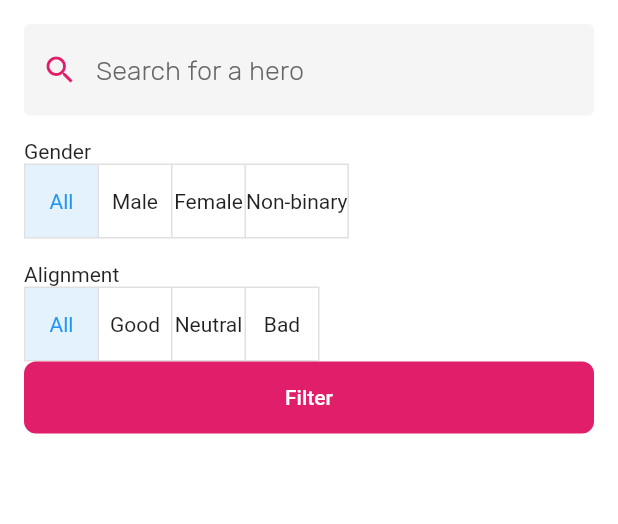
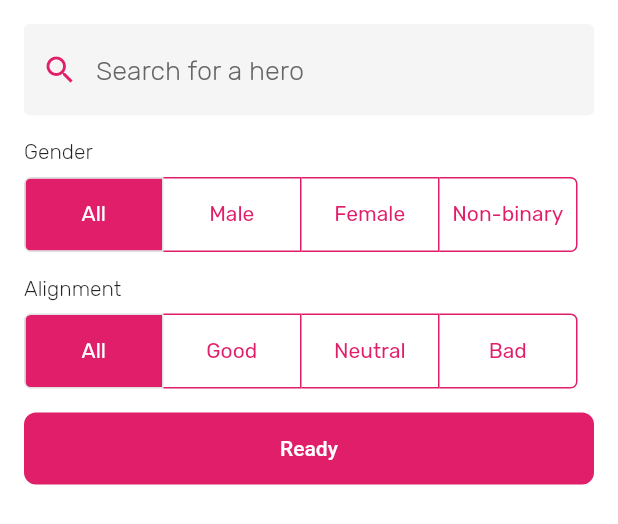
Before and after one commit to pretodev/flutter_heroes, a Flutter app: the FilterForm widget shown alone on an empty page, opened directly, on a phone screen of 412 x 824 dp. Shown: the top 524 px of the screen. Run offline on Flutter 3.47's test engine with Material 2 defaults, Android fonts, the light colour scheme and no system bars; our stand-ins replace dio, flutter_triple, fpdart, freezed_annotation, get_it, google_fonts; network calls fail.

Commit message:
feat: add custom form

```diff
--- a/lib/main.dart
+++ b/lib/main.dart
@@ -14,7 +14,7 @@ class AppWidget extends StatelessWidget {
   Widget build(BuildContext context) {
     return MaterialApp(
       title: 'Flutter Demo',
-      theme: appTheme,
+      theme: appTheme(context),
       home: HomePage(),
     );
   }
--- a/lib/ui/pages/home/components/filter_form.dart
+++ b/lib/ui/pages/home/components/filter_form.dart
@@ -1,4 +1,6 @@
 import 'package:flutter/material.dart';
+import 'package:google_fonts/google_fonts.dart';
+
 import 'package:heroes/domain/entities/alignment.dart';
 import 'package:heroes/domain/entities/gender.dart';
 import 'package:heroes/domain/usecases/get_heroes.dart';
@@ -31,6 +33,8 @@ class _FilterFormState extends State<FilterForm> {
     }
   }
 
+  bool isGenderSelected(int index) => _currentGender == parseGender(index);
+
   HeroAlignment? _currentAlignment;
 
   void setAligment(HeroAlignment? alignment) =>
@@ -48,6 +52,9 @@ class _FilterFormState extends State<FilterForm> {
         return HeroAlignment.bad();
     }
   }
+
+  bool isAlignmentSelected(int index) =>
+      _currentAlignment == parseAlignment(index);
 
   @override
   Widget build(BuildContext context) {
@@ -67,48 +74,41 @@ class _FilterFormState extends State<FilterForm> {
               ),
             ),
           ),
-          SizedBox(
-            height: 16.0,
-          ),
+          SizedBox(height: 16.0),
           Text('Gender'),
+          SizedBox(height: 8.0),
           ToggleButtons(
             children: [
-              Text('All'),
-              Text('Male'),
-              Text('Female'),
-              Text('Non-binary'),
+              ToggleButtonLabel('All', selected: isGenderSelected(0)),
+              ToggleButtonLabel('Male', selected: isGenderSelected(1)),
+              ToggleButtonLabel('Female', selected: isGenderSelected(2)),
+              ToggleButtonLabel('Non-binary', selected: isGenderSelected(3)),
             ],
             onPressed: (index) {
               final gender = parseGender(index);
               setGender(gender);
             },
-            isSelected: List.generate(
-              4,
-              (index) => _currentGender == parseGender(index),
-            ),
+            isSelected: List.generate(4, isGenderSelected),
           ),
-          SizedBox(
-            height: 16.0,
-          ),
+          SizedBox(height: 16.0),
           Text('Alignment'),
+          SizedBox(height: 8.0),
           ToggleButtons(
             children: [
-              Text('All'),
-              Text('Good'),
-              Text('Neutral'),
-              Text('Bad'),
+              ToggleButtonLabel('All', selected: isAlignmentSelected(0)),
+              ToggleButtonLabel('Good', selected: isAlignmentSelected(1)),
+              ToggleButtonLabel('Neutral', selected: isAlignmentSelected(2)),
+              ToggleButtonLabel('Bad', selected: isAlignmentSelected(3)),
             ],
             onPressed: (index) {
               final aligment = parseAlignment(index);
               setAligment(aligment);
             },
-            isSelected: List.generate(
-              4,
-              (index) => _currentAlignment == parseAlignment(index),
-            ),
+            isSelected: List.generate(4, isAlignmentSelected),
           ),
+          SizedBox(height: 16.0),
           ElevatedButton(
-            child: Text('Filter'),
+            child: Text('Ready'),
             onPressed: () {
               Navigator.of(context).pop(
                 GetHeroesOptions(
@@ -124,3 +124,28 @@ class _FilterFormState extends State<FilterForm> {
     );
   }
 }
+
+class ToggleButtonLabel extends StatelessWidget {
+  const ToggleButtonLabel(
+    this.text, {
+    Key? key,
+    this.selected = false,
+  }) : super(key: key);
+
+  final String text;
+  final bool selected;
+
+  @override
+  Widget build(BuildContext context) {
+    return Container(
+      width: (MediaQuery.of(context).size.width - 48) / 4,
+      alignment: Alignment.center,
+      child: Text(
+        text,
+        style: GoogleFonts.rubik(
+          color: selected ? Colors.white : AppColors.primary,
+        ),
+      ),
+    );
+  }
+}
--- a/lib/ui/theme/theme.dart
+++ b/lib/ui/theme/theme.dart
@@ -11,7 +11,9 @@ class AppColors {
   static const error = Color(0xFFEB5757);
 }
 
-ThemeData appTheme = ThemeData(
+ThemeData appTheme(BuildContext context) {
+  final textTheme = Theme.of(context).textTheme;
+  return ThemeData(
     backgroundColor: Colors.white,
     scaffoldBackgroundColor: Colors.white,
     appBarTheme: AppBarTheme(
@@ -64,4 +66,17 @@ ThemeData appTheme = ThemeData(
         borderRadius: BorderRadius.circular(4),
       ),
     ),
+    toggleButtonsTheme: ToggleButtonsThemeData(
+      borderColor: AppColors.primary,
+      fillColor: AppColors.primary,
+      borderRadius: BorderRadius.circular(4.0),
+      textStyle: TextStyle(
+        color: AppColors.primary,
+      ),
+    ),
+    textTheme: textTheme.copyWith(
+      bodyText1: GoogleFonts.rubik(fontWeight: FontWeight.w400),
+      bodyText2: GoogleFonts.rubik(fontWeight: FontWeight.w300),
+    ),
   );
+}
```
Lines whose indentation alone changed are shown as unchanged.
